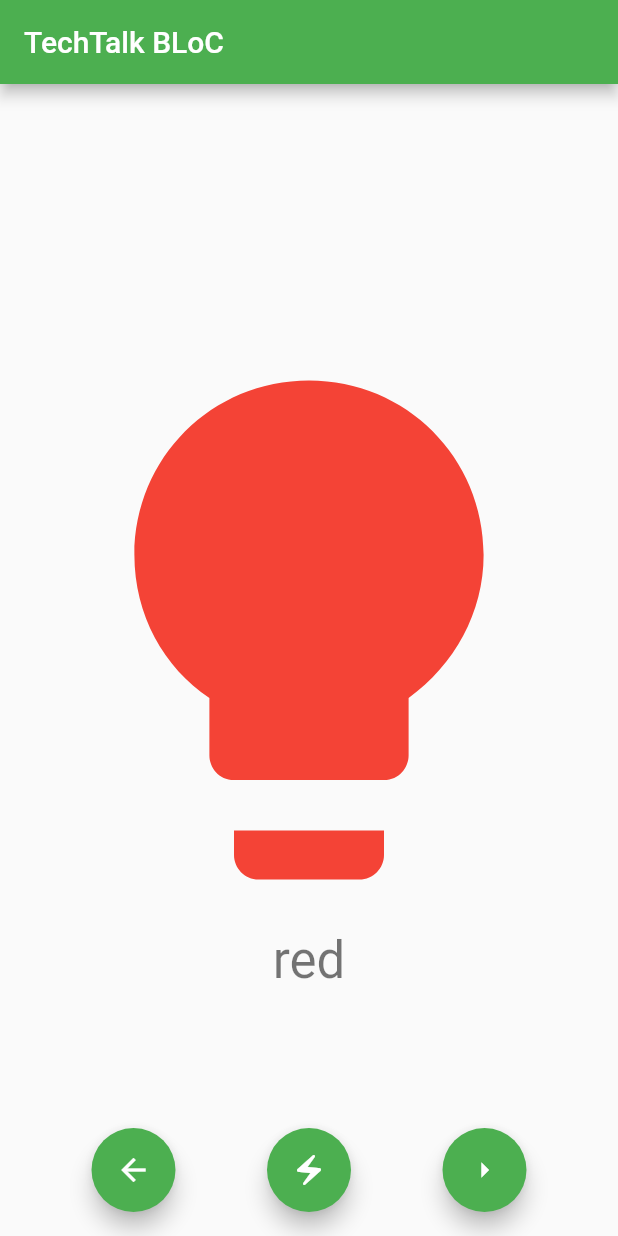
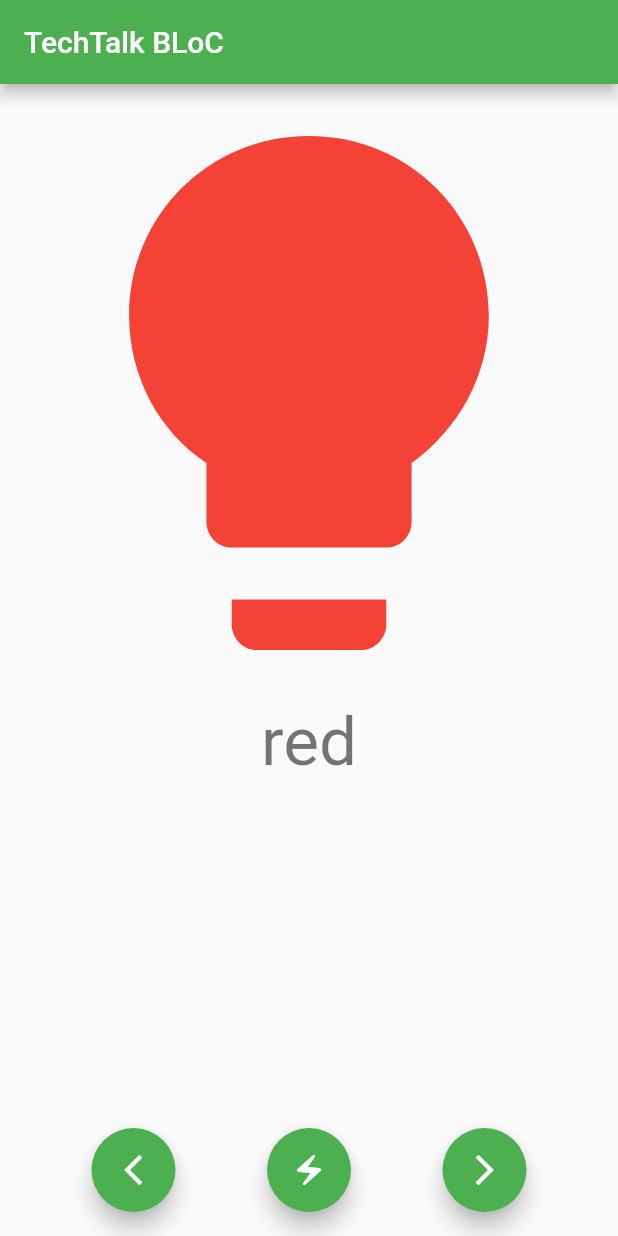
Before and after one commit to cosee/techtalk-2022-10-flutter-bloc, a Flutter app: the screen it shows after launch, after a tap on the "electric bolt" icon, on a phone screen of 412 x 824 dp. Run offline on Flutter 3.47's test engine with Material 2 defaults, Android fonts, the phone set to English and light mode, and no system bars; our stand-ins replace equatable, flutter_bloc, get_it.

Commit message:
UI changes

```diff
--- a/lib/dependency_container.dart
+++ b/lib/dependency_container.dart
@@ -1,10 +1,10 @@
 import 'package:get_it/get_it.dart';
-import 'package:lightbulb/domain/interfaces/lightbulb_api.dart';
-import 'package:lightbulb/infrastructure/repositories/lightbulb.dart';
+import 'package:light_bulb/domain/interfaces/light_bulb_api.dart';
+import 'package:light_bulb/infrastructure/repositories/light_bulb.dart';
 
 final getIt = GetIt.instance;
 
 Future<void> setupDependencies() {
-  getIt.registerLazySingleton<LightbulbAPI>(() => LightbulbRepository());
+  getIt.registerLazySingleton<LightBulbAPI>(() => LightBulbRepository());
   return getIt.allReady();
 }
--- /dev/null
+++ b/lib/domain/blocs/light_bulb/light_bulb_bloc.dart
@@ -0,0 +1,60 @@
+import 'package:equatable/equatable.dart';
+import 'package:flutter_bloc/flutter_bloc.dart';
+import 'package:light_bulb/dependency_container.dart';
+import 'package:light_bulb/domain/interfaces/light_bulb_api.dart';
+import 'package:light_bulb/domain/models/light_bulb.dart';
+import 'package:light_bulb/domain/utils/extensions/get_it.dart';
+
+part 'light_bulb_event.dart';
+part 'light_bulb_state.dart';
+
+class LightBulbBloc extends Bloc<LightBulbEvent, LightBulbState> {
+  LightBulbBloc() : super(const LightBulbOff(0)) {
+    on<LightBulbToggleEvent>(_onLightbulbToggleEvent);
+    on<LightBulbNextEvent>(_onLightbulbNextEvent);
+    on<LightBulbBackEvent>(_onLightbulbBackEvent);
+  }
+
+  final LightBulbAPI _lightbulbAPI = getIt.lightBulbAPI;
+
+  void _onLightbulbToggleEvent(
+    LightBulbEvent event,
+    Emitter<LightBulbState> emit,
+  ) {
+    final colorIndex = state.colorIndex;
+    if (state is LightBulbOff) {
+      final lightbulb = _lightbulbAPI.getLightBulb(colorIndex);
+      emit(LightBulbOn(colorIndex, lightbulb));
+    } else {
+      emit(LightBulbOff(colorIndex));
+    }
+  }
+
+  void _onLightbulbNextEvent(
+    LightBulbNextEvent event,
+    Emitter<LightBulbState> emit,
+  ) {
+    if (state is LightBulbOn) {
+      int newColorIndex = state.colorIndex + 1;
+      if (newColorIndex >= _lightbulbAPI.count) {
+        newColorIndex = 0;
+      }
+      final lightbulb = _lightbulbAPI.getLightBulb(newColorIndex);
+      emit(LightBulbOn(newColorIndex, lightbulb));
+    }
+  }
+
+  void _onLightbulbBackEvent(
+    LightBulbBackEvent event,
+    Emitter<LightBulbState> emit,
+  ) {
+    if (state is LightBulbOn) {
+      int newColorIndex = state.colorIndex - 1;
+      if (newColorIndex < 0) {
+        newColorIndex = _lightbulbAPI.count - 1;
+      }
+      final lightbulb = _lightbulbAPI.getLightBulb(newColorIndex);
+      emit(LightBulbOn(newColorIndex, lightbulb));
+    }
+  }
+}
--- /dev/null
+++ b/lib/domain/blocs/light_bulb/light_bulb_event.dart
@@ -0,0 +1,17 @@
+part of 'light_bulb_bloc.dart';
+
+abstract class LightBulbEvent {
+  const LightBulbEvent();
+}
+
+class LightBulbToggleEvent extends LightBulbEvent {
+  const LightBulbToggleEvent();
+}
+
+class LightBulbNextEvent extends LightBulbEvent {
+  const LightBulbNextEvent();
+}
+
+class LightBulbBackEvent extends LightBulbEvent {
+  const LightBulbBackEvent();
+}
--- /dev/null
+++ b/lib/domain/blocs/light_bulb/light_bulb_state.dart
@@ -0,0 +1,23 @@
+part of 'light_bulb_bloc.dart';
+
+abstract class LightBulbState extends Equatable {
+  const LightBulbState(this.colorIndex);
+
+  final int colorIndex;
+
+  @override
+  List<Object?> get props => [colorIndex];
+}
+
+class LightBulbOff extends LightBulbState {
+  const LightBulbOff(super.colorIndex);
+}
+
+class LightBulbOn extends LightBulbState {
+  const LightBulbOn(super.colorIndex, this.lightbulb);
+
+  final LightBulb lightbulb;
+
+  @override
+  List<Object?> get props => [lightbulb];
+}
--- a/lib/domain/blocs/lightbulb/lightbulb_bloc.dart
+++ /dev/null
@@ -1,60 +0,0 @@
-import 'package:equatable/equatable.dart';
-import 'package:flutter_bloc/flutter_bloc.dart';
-import 'package:lightbulb/dependency_container.dart';
-import 'package:lightbulb/domain/interfaces/lightbulb_api.dart';
-import 'package:lightbulb/domain/models/lightbulb.dart';
-import 'package:lightbulb/domain/utils/extensions/get_it.dart';
-
-part 'lightbulb_event.dart';
-part 'lightbulb_state.dart';
-
-class LightbulbBloc extends Bloc<LightbulbEvent, LightbulbState> {
-  LightbulbBloc() : super(const LightbulbOff(0)) {
-    on<LightbulbToggleEvent>(_onLightbulbToggleEvent);
-    on<LightbulbNextEvent>(_onLightbulbNextEvent);
-    on<LightbulbBackEvent>(_onLightbulbBackEvent);
-  }
-
-  final LightbulbAPI _lightbulbAPI = getIt.lightbulbAPI;
-
-  void _onLightbulbToggleEvent(
-    LightbulbEvent event,
-    Emitter<LightbulbState> emit,
-  ) {
-    final colorIndex = state.colorIndex;
-    if (state is LightbulbOff) {
-      final lightbulb = _lightbulbAPI.getLightbulb(colorIndex);
-      emit(LightbulbOn(colorIndex, lightbulb));
-    } else {
-      emit(LightbulbOff(colorIndex));
-    }
-  }
-
-  void _onLightbulbNextEvent(
-    LightbulbNextEvent event,
-    Emitter<LightbulbState> emit,
-  ) {
-    if (state is LightbulbOn) {
-      int newColorIndex = state.colorIndex + 1;
-      if (newColorIndex >= _lightbulbAPI.count) {
-        newColorIndex = 0;
-      }
-      final lightbulb = _lightbulbAPI.getLightbulb(newColorIndex);
-      emit(LightbulbOn(newColorIndex, lightbulb));
-    }
-  }
-
-  void _onLightbulbBackEvent(
-    LightbulbBackEvent event,
-    Emitter<LightbulbState> emit,
-  ) {
-    if (state is LightbulbOn) {
-      int newColorIndex = state.colorIndex - 1;
-      if (newColorIndex < 0) {
-        newColorIndex = _lightbulbAPI.count - 1;
-      }
-      final lightbulb = _lightbulbAPI.getLightbulb(newColorIndex);
-      emit(LightbulbOn(newColorIndex, lightbulb));
-    }
-  }
-}
--- a/lib/domain/blocs/lightbulb/lightbulb_event.dart
+++ /dev/null
@@ -1,17 +0,0 @@
-part of 'lightbulb_bloc.dart';
-
-abstract class LightbulbEvent {
-  const LightbulbEvent();
-}
-
-class LightbulbToggleEvent extends LightbulbEvent {
-  const LightbulbToggleEvent();
-}
-
-class LightbulbNextEvent extends LightbulbEvent {
-  const LightbulbNextEvent();
-}
-
-class LightbulbBackEvent extends LightbulbEvent {
-  const LightbulbBackEvent();
-}
--- a/lib/domain/blocs/lightbulb/lightbulb_state.dart
+++ /dev/null
@@ -1,23 +0,0 @@
-part of 'lightbulb_bloc.dart';
-
-abstract class LightbulbState extends Equatable {
-  const LightbulbState(this.colorIndex);
-
-  final int colorIndex;
-
-  @override
-  List<Object?> get props => [colorIndex];
-}
-
-class LightbulbOff extends LightbulbState {
-  const LightbulbOff(super.colorIndex);
-}
-
-class LightbulbOn extends LightbulbState {
-  const LightbulbOn(super.colorIndex, this.lightbulb);
-
-  final Lightbulb lightbulb;
-
-  @override
-  List<Object?> get props => [lightbulb];
-}
--- /dev/null
+++ b/lib/domain/interfaces/light_bulb_api.dart
@@ -0,0 +1,7 @@
+import 'package:light_bulb/domain/models/light_bulb.dart';
+
+abstract class LightBulbAPI {
+  LightBulb getLightBulb(int index);
+
+  int get count;
+}
--- a/lib/domain/interfaces/lightbulb_api.dart
+++ /dev/null
@@ -1,7 +0,0 @@
-import 'package:lightbulb/domain/models/lightbulb.dart';
-
-abstract class LightbulbAPI {
-  Lightbulb getLightbulb(int index);
-
-  int get count;
-}
--- a/lib/domain/models/lightbulb.dart
+++ b/lib/domain/models/light_bulb.dart
@@ -1,7 +1,7 @@
 import 'package:equatable/equatable.dart';
 
-class Lightbulb extends Equatable {
-  const Lightbulb(this.color, this.hexCode);
+class LightBulb extends Equatable {
+  const LightBulb(this.color, this.hexCode);
 
   final String color;
   final int hexCode;
--- a/lib/domain/utils/extensions/get_it.dart
+++ b/lib/domain/utils/extensions/get_it.dart
@@ -1,6 +1,6 @@
 import 'package:get_it/get_it.dart';
-import 'package:lightbulb/domain/interfaces/lightbulb_api.dart';
+import 'package:light_bulb/domain/interfaces/light_bulb_api.dart';
 
 extension GetItExtension on GetIt {
-  LightbulbAPI get lightbulbAPI => get<LightbulbAPI>();
+  LightBulbAPI get lightBulbAPI => get<LightBulbAPI>();
 }
--- a/lib/main.dart
+++ b/lib/main.dart
@@ -1,15 +1,15 @@
 import 'package:flutter/material.dart';
-import 'package:lightbulb/dependency_container.dart';
-import 'package:lightbulb/ui/pages/home/page.dart';
+import 'package:light_bulb/dependency_container.dart';
+import 'package:light_bulb/ui/pages/home/page.dart';
 
 Future<void> main() async {
   await setupDependencies();
 
-  runApp(const LightbulbApp());
+  runApp(const LightBulbApp());
 }
 
-class LightbulbApp extends StatelessWidget {
-  const LightbulbApp({super.key});
+class LightBulbApp extends StatelessWidget {
+  const LightBulbApp({super.key});
 
   @override
   Widget build(BuildContext context) {
--- a/lib/ui/pages/home/page.dart
+++ b/lib/ui/pages/home/page.dart
@@ -1,6 +1,6 @@
 import 'package:flutter/material.dart';
 import 'package:flutter_bloc/flutter_bloc.dart';
-import 'package:lightbulb/domain/blocs/lightbulb/lightbulb_bloc.dart';
+import 'package:light_bulb/domain/blocs/light_bulb/light_bulb_bloc.dart';
 
 class HomePage extends StatelessWidget {
   const HomePage({super.key});
@@ -8,13 +8,16 @@ class HomePage extends StatelessWidget {
   @override
   Widget build(BuildContext context) {
     return BlocProvider(
-      create: (_) => LightbulbBloc(),
-      child: BlocListener<LightbulbBloc, LightbulbState>(
+      create: (_) => LightBulbBloc(),
+      child: BlocListener<LightBulbBloc, LightBulbState>(
         listener: (context, state) {
-          if (state is LightbulbOff) {
+          if (state is LightBulbOff) {
+            ScaffoldMessenger.of(context).hideCurrentSnackBar();
             ScaffoldMessenger.of(context).showSnackBar(
               const SnackBar(
-                content: Text('Lightbulb is off'),
+                duration: Duration(seconds: 1),
+                behavior: SnackBarBehavior.floating,
+                content: Text('Light bulb is off'),
               ),
             );
           }
@@ -36,15 +39,17 @@ class _Body extends StatelessWidget {
 
   @override
   Widget build(BuildContext context) {
-    return Center(
-      child: Column(
-        mainAxisAlignment: MainAxisAlignment.center,
+    return Column(
+      crossAxisAlignment: CrossAxisAlignment.stretch,
       children: [
-          BlocBuilder<LightbulbBloc, LightbulbState>(
+        Flexible(
+          child: FittedBox(
+            fit: BoxFit.fitWidth,
+            child: BlocBuilder<LightBulbBloc, LightBulbState>(
               builder: (context, state) {
                 IconData iconData;
                 int? hexCode;
-              if (state is LightbulbOn) {
+                if (state is LightBulbOn) {
                   iconData = Icons.lightbulb;
                   hexCode = state.lightbulb.hexCode;
                 } else {
@@ -52,25 +57,27 @@ class _Body extends StatelessWidget {
                 }
                 return Icon(
                   iconData,
-                size: 400,
                   color: hexCode == null ? null : Color(hexCode),
                 );
               },
             ),
-          BlocBuilder<LightbulbBloc, LightbulbState>(
+          ),
+        ),
+        Center(
+          child: BlocBuilder<LightBulbBloc, LightBulbState>(
             builder: (context, state) {
               String color = '';
-              if (state is LightbulbOn) {
+              if (state is LightBulbOn) {
                 color = state.lightbulb.color;
               }
               return Text(
                 color,
-                style: Theme.of(context).textTheme.headline4,
+                style: Theme.of(context).textTheme.headline3,
               );
             },
           ),
+        ),
       ],
-      ),
     );
   }
 }
@@ -85,18 +92,18 @@ class _ActionButtons extends StatelessWidget {
       children: [
         FloatingActionButton(
           onPressed: () =>
-              context.read<LightbulbBloc>().add(const LightbulbBackEvent()),
-          child: const Icon(Icons.arrow_back),
+              context.read<LightBulbBloc>().add(const LightBulbBackEvent()),
+          child: const Icon(Icons.arrow_back_ios_new),
         ),
         FloatingActionButton(
           onPressed: () =>
-              context.read<LightbulbBloc>().add(const LightbulbToggleEvent()),
+              context.read<LightBulbBloc>().add(const LightBulbToggleEvent()),
           child: const Icon(Icons.electric_bolt),
         ),
         FloatingActionButton(
           onPressed: () =>
-              context.read<LightbulbBloc>().add(const LightbulbNextEvent()),
-          child: const Icon(Icons.arrow_right),
+              context.read<LightBulbBloc>().add(const LightBulbNextEvent()),
+          child: const Icon(Icons.arrow_forward_ios),
         ),
       ],
     );
--- a/pubspec.yaml
+++ b/pubspec.yaml
@@ -1,4 +1,4 @@
-name: lightbulb
+name: light_bulb
 description: A Flutter app for the upcoming TechTalk about BLoC.
 
 publish_to: 'none'
```
Also changed, not shown: lib/infrastructure/repositories/light_bulb.dart (added, +20 -0 lines), lib/infrastructure/repositories/lightbulb.dart (deleted, +0 -20 lines). Lines whose indentation alone changed are shown as unchanged.
